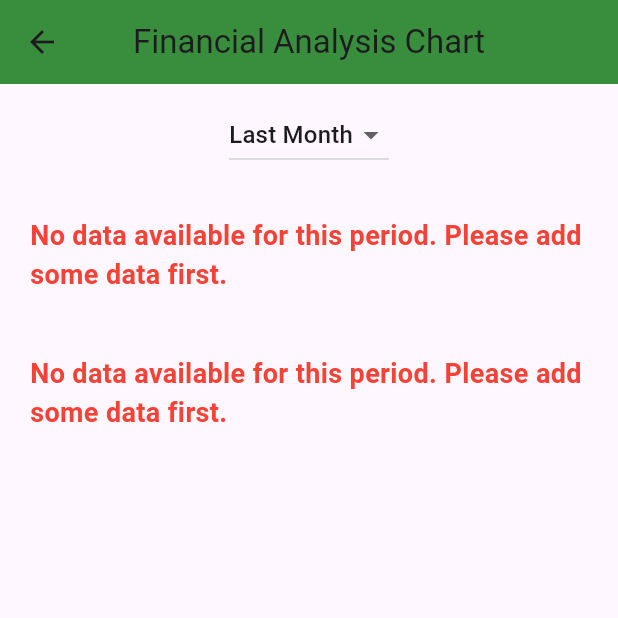
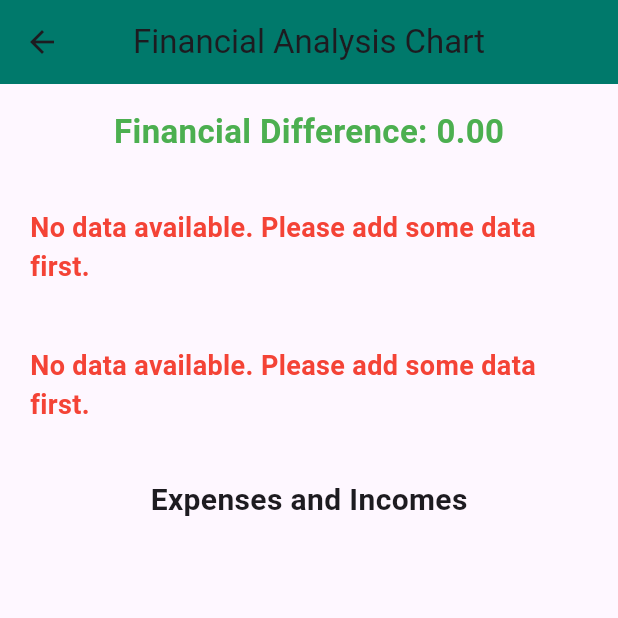
Before and after one commit to khaderhash/money_app, a Flutter app: the Financialanalysis screen opened by its route, on a phone screen of 412 x 824 dp, the top half of it. Run offline on Flutter 3.47's test engine with Material 3 defaults, Android fonts, the phone set to English and light mode, and no system bars; our stand-ins replace firebase_auth, firebase_core, fl_chart, implicitly_animated_reorderable_list, implicitly_animated_reorderable_list_2, modal_progress_hud_nsn and 2 more; accounts and stored records are empty.

```diff
--- a/lib/Screens/FinancialAnalysis.dart
+++ b/lib/Screens/FinancialAnalysis.dart
@@ -14,12 +14,11 @@ class Financialanalysis extends StatefulWidget {
 }
 
 class _FinancialanalysisState extends State<Financialanalysis> {
-  List<SalesData> expenseData = [];
-  List<SalesData> incomeData = [];
+  List<Map<String, dynamic>> expenses = [];
+  List<Map<String, dynamic>> incomes = [];
   double totalExpenses = 0;
   double totalIncome = 0;
   bool isLoading = true;
-  String selectedTimePeriod = 'Last Month'; // Default selection
 
   @override
   void initState() {
@@ -30,23 +29,23 @@ class _FinancialanalysisState extends State<Financialanalysis> {
   loadData() async {
     final sharedPreferences = await SharedPreferences.getInstance();
 
-    // جلب بيانات المصاريف بناءً على الفترة الزمنية المختارة
+    // جلب بيانات المصاريف باستخدام getExpenses
     SharedPreferencesServiceexpenses(sharedPreferences)
-        .getExpensesForTimePeriod(selectedTimePeriod)
-        .then((expenses) {
+        .getExpenses()
+        .then((expenseData) {
       setState(() {
-        expenseData = expenses;
-        totalExpenses = expenses.fold(0, (sum, item) => sum + item.sales);
+        expenses = expenseData;
+        totalExpenses = expenses.fold(0, (sum, item) => sum + item['value']);
       });
     });
 
-    // جلب بيانات المداخيل بناءً على الفترة الزمنية المختارة
+    // جلب بيانات المداخيل باستخدام getIncomes
     SharedPreferencesServiceIncomes(sharedPreferences)
-        .getIncomesForTimePeriod(selectedTimePeriod)
-        .then((incomes) {
+        .getIncomes()
+        .then((incomeData) {
       setState(() {
-        incomeData = incomes;
-        totalIncome = incomes.fold(0, (sum, item) => sum + item.sales);
+        incomes = incomeData;
+        totalIncome = incomes.fold(0, (sum, item) => sum + item['value']);
         isLoading = false; // البيانات جاهزة الآن
       });
     });
@@ -63,78 +62,70 @@ class _FinancialanalysisState extends State<Financialanalysis> {
             icon: Icon(Icons.arrow_back)),
         title: const Text("Financial Analysis Chart"),
         centerTitle: true,
-        backgroundColor: Colors.green[700],
+        backgroundColor: Colors.teal[700],
       ),
       body: isLoading
           ? const Center(child: CircularProgressIndicator())
-          : Column(
+          : SingleChildScrollView(  // جعل الصفحة قابلة للتمرير
+        child: Column(
           children: [
-                // إضافة قائمة منسدلة لاختيار الفترة الزمنية
+            // عرض الفرق المالي في بداية الصفحة
             Padding(
-                  padding: const EdgeInsets.symmetric(vertical: 10),
-                  child: DropdownButton<String>(
-                    value: selectedTimePeriod,
-                    onChanged: (String? newValue) {
-                      setState(() {
-                        selectedTimePeriod = newValue!;
-                        isLoading = true; // إعادة تحميل البيانات
-                        loadData(); // تحميل البيانات بناءً على الفترة الزمنية الجديدة
-                      });
-                    },
-                    items: <String>['Last Week', 'Last Month']
-                        .map<DropdownMenuItem<String>>((String value) {
-                      return DropdownMenuItem<String>(
-                        value: value,
-                        child: Text(value),
-                      );
-                    }).toList(),
+              padding: const EdgeInsets.all(16.0),
+              child: Text(
+                'Financial Difference: ${(totalIncome - totalExpenses).toStringAsFixed(2)}',
+                style: TextStyle(
+                    fontSize: 22,
+                    fontWeight: FontWeight.bold,
+                    color: totalIncome >= totalExpenses
+                        ? Colors.green
+                        : Colors.red),
               ),
             ),
 
-                // عرض المخطط فقط إذا كانت البيانات موجودة
-                if (expenseData.isNotEmpty || incomeData.isNotEmpty)
-                  Expanded(
-                    child: Padding(
-                      padding: const EdgeInsets.symmetric(
-                          horizontal: 10, vertical: 20),
+            // عرض المخطط البياني (Bar Chart) مع الألوان المحترفة
+            if (totalExpenses > 0 || totalIncome > 0)
+              Padding(
+                padding: const EdgeInsets.symmetric(horizontal: 10, vertical: 20),
                 child: SfCartesianChart(
                   primaryXAxis: CategoryAxis(),
                   primaryYAxis: NumericAxis(
                     minimum: 0,
                     maximum: (totalIncome + totalExpenses) * 1.1,
-                            interval: (totalIncome + totalExpenses) / 10),
+                    interval: (totalIncome + totalExpenses) / 10,
+                  ),
                   title: ChartTitle(
-                            text: 'Financial Data ($selectedTimePeriod)'),
-                        legend: Legend(isVisible: true),
+                      text: 'Financial Data (Total Income vs Expenses)',
+                      textStyle: TextStyle(
+                        fontSize: 18,
+                        fontWeight: FontWeight.bold,
+                        color: Colors.teal[700],
+                      )),
+                  legend: Legend(
+                      isVisible: true,
+                      position: LegendPosition.bottom,
+                      backgroundColor: Colors.transparent),
                   tooltipBehavior: TooltipBehavior(enable: true),
                   series: <CartesianSeries>[
                     ColumnSeries<SalesData, String>(
-                            dataSource: expenseData,
+                      dataSource: [
+                        SalesData('Expenses', totalExpenses),
+                        SalesData('Income', totalIncome),
+                      ],
                       xValueMapper: (SalesData sales, _) => sales.month,
                       yValueMapper: (SalesData sales, _) => sales.sales,
-                            name: 'Expenses',
-                            color: Colors.red,
-                            dataLabelSettings:
-                                const DataLabelSettings(isVisible: true),
-                          ),
-                          ColumnSeries<SalesData, String>(
-                            dataSource: incomeData,
-                            xValueMapper: (SalesData sales, _) => sales.month,
-                            yValueMapper: (SalesData sales, _) => sales.sales,
-                            name: 'Income',
-                            color: Colors.green,
-                            dataLabelSettings:
-                                const DataLabelSettings(isVisible: true),
+                      name: 'Financial Data',
+                      color: Colors.red.withOpacity(0.7),
+                      dataLabelSettings: DataLabelSettings(isVisible: true),
                     ),
                   ],
-                      ),
                 ),
               )
             else
               Padding(
                 padding: const EdgeInsets.all(20),
                 child: Text(
-                      'No data available for this period. Please add some data first.',
+                  'No data available. Please add some data first.',
                   style: TextStyle(
                       fontSize: 18,
                       fontWeight: FontWeight.bold,
@@ -142,18 +133,24 @@ class _FinancialanalysisState extends State<Financialanalysis> {
                 ),
               ),
 
-                // مخطط دائري للمقارنة بين المصاريف والمداخيل إذا كانت البيانات موجودة
-                if (expenseData.isNotEmpty || incomeData.isNotEmpty)
-                  Expanded(
-                    child: Padding(
-                      padding: const EdgeInsets.symmetric(
-                          horizontal: 10, vertical: 20),
+            // عرض المخطط الدائري (Pie Chart)
+            if (totalExpenses > 0 || totalIncome > 0)
+              Padding(
+                padding: const EdgeInsets.symmetric(horizontal: 10, vertical: 20),
                 child: SfCircularChart(
-                        title:
-                            ChartTitle(text: 'Income vs Expenses (Pie Chart)'),
+                  title: ChartTitle(
+                    text: 'Income vs Expenses',
+                    textStyle: TextStyle(
+                      fontSize: 18,
+                      fontWeight: FontWeight.bold,
+                      color: Colors.teal[700],
+                    ),
+                  ),
                   legend: Legend(
                     isVisible: true,
                     overflowMode: LegendItemOverflowMode.wrap,
+                    position: LegendPosition.bottom,
+                    backgroundColor: Colors.transparent,
                   ),
                   series: <CircularSeries>[
                     PieSeries<SalesData, String>(
@@ -163,18 +160,16 @@ class _FinancialanalysisState extends State<Financialanalysis> {
                       ],
                       xValueMapper: (SalesData data, _) => data.month,
                       yValueMapper: (SalesData data, _) => data.sales,
-                            dataLabelSettings:
-                                const DataLabelSettings(isVisible: true),
+                      dataLabelSettings: const DataLabelSettings(isVisible: true),
                     ),
                   ],
-                      ),
                 ),
               )
             else
               Padding(
                 padding: const EdgeInsets.all(20),
                 child: Text(
-                      'No data available for this period. Please add some data first.',
+                  'No data available. Please add some data first.',
                   style: TextStyle(
                       fontSize: 18,
                       fontWeight: FontWeight.bold,
@@ -182,38 +177,70 @@ class _FinancialanalysisState extends State<Financialanalysis> {
                 ),
               ),
 
-                // عرض الفارق بين المصاريف والمداخيل إذا كانت البيانات موجودة
-                if (expenseData.isNotEmpty || incomeData.isNotEmpty)
+            // عرض المصاريف والمداخيل أسفل الصفحة مع تأثير الخطوط
             Padding(
-                    padding: const EdgeInsets.all(8.0),
-                    child: Text(
-                      'Difference: ${(totalIncome - totalExpenses).toStringAsFixed(2)}',
-                      style: const TextStyle(
-                          fontSize: 18,
-                          fontWeight: FontWeight.bold,
-                          color: Colors.blue),
+              padding: const EdgeInsets.all(16.0),
+              child: Column(
+                crossAxisAlignment: CrossAxisAlignment.start,
+                children: [
+                  const Text(
+                    'Expenses and Incomes',
+                    style: TextStyle(
+                        fontSize: 20, fontWeight: FontWeight.bold),
                   ),
+                  const SizedBox(height: 10),
+                  // عرض المصاريف
+                  if (expenses.isNotEmpty)
+                    ListView.builder(
+                      shrinkWrap: true,  // لتقليص حجم القائمة
+                      physics: NeverScrollableScrollPhysics(),  // تعطيل التمرير هنا
+                      itemCount: expenses.length,
+                      itemBuilder: (context, index) {
+                        return ListTile(
+                          leading: Icon(
+                            Icons.arrow_downward,
+                            color: Colors.red,
                           ),
-                // عرض إجمالي المصاريف والمداخيل إذا كانت البيانات موجودة
-                if (expenseData.isNotEmpty || incomeData.isNotEmpty)
-                  Padding(
-                    padding: const EdgeInsets.all(8.0),
-                    child: Text(
-                      'Total Expenses: ${totalExpenses.toStringAsFixed(2)}',
-                      style: const TextStyle(
-                          fontSize: 16, fontWeight: FontWeight.bold),
+                          title: Text(
+                            '${expenses[index]["type"]}: ${expenses[index]["value"]}',
+                            style: TextStyle(fontSize: 16),
                           ),
+                          subtitle: Text(
+                            'Date: ${expenses[index]["date"]}',
+                            style: TextStyle(color: Colors.grey),
                           ),
-                if (expenseData.isNotEmpty || incomeData.isNotEmpty)
-                  Padding(
-                    padding: const EdgeInsets.all(8.0),
-                    child: Text(
-                      'Total Income: ${totalIncome.toStringAsFixed(2)}',
-                      style: const TextStyle(
-                          fontSize: 16, fontWeight: FontWeight.bold),
+                        );
+                      },
+                    ),
+                  const SizedBox(height: 10),
+                  // عرض المداخيل
+                  if (incomes.isNotEmpty)
+                    ListView.builder(
+                      shrinkWrap: true,  // لتقليص حجم القائمة
+                      physics: NeverScrollableScrollPhysics(),  // تعطيل التمرير هنا
+                      itemCount: incomes.length,
+                      itemBuilder: (context, index) {
+                        return ListTile(
+                          leading: Icon(
+                            Icons.arrow_upward,
+                            color: Colors.green,
+                          ),
+                          title: Text(
+                            '${incomes[index]["type"]}: ${incomes[index]["value"]}',
+                            style: TextStyle(fontSize: 16),
+                          ),
+                          subtitle: Text(
+                            'Date: ${incomes[index]["date"]}',
+                            style: TextStyle(color: Colors.grey),
+                          ),
+                        );
+                      },
+                    ),
+                ],
               ),
             ),
           ],
+        ),
       ),
     );
   }
```
Lines whose indentation alone changed are shown as unchanged.
